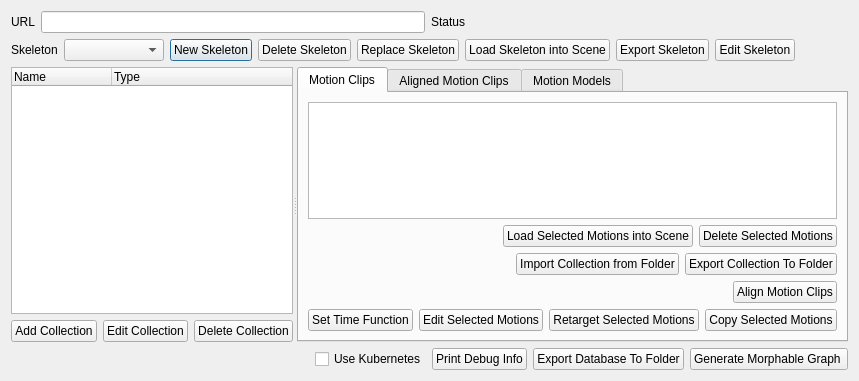
Old version of the form tool/plugins/database/gui/layout/motion_db_browser_dialog.ui in the repository eherr/motion_preprocessing_tool.
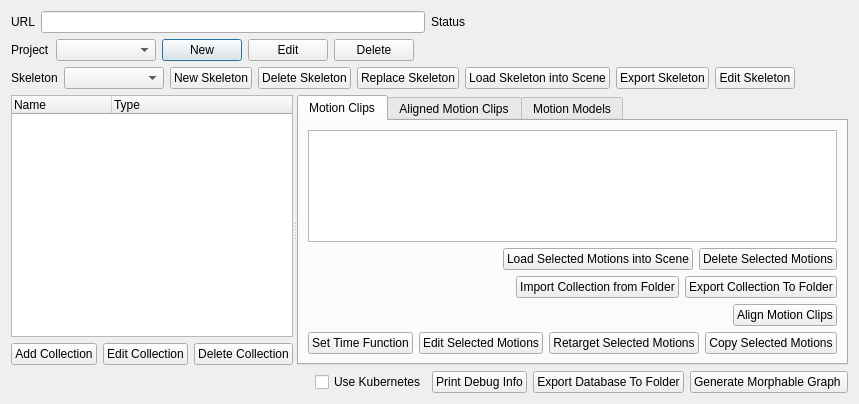
New version of the form.

Commit message: Added support for projects to db browser

The edit to the form file:
```diff
--- a/tool/plugins/database/gui/layout/motion_db_browser_dialog.ui
+++ b/tool/plugins/database/gui/layout/motion_db_browser_dialog.ui
@@ -7,14 +7,14 @@
     <x>0</x>
     <y>0</y>
     <width>859</width>
-    <height>381</height>
+    <height>404</height>
    </rect>
   </property>
   <property name="windowTitle">
    <string>Motion Database Browser</string>
   </property>
-  <layout class="QVBoxLayout" name="verticalLayout_2">
-   <item>
+  <layout class="QGridLayout" name="gridLayout_3">
+   <item row="0" column="0">
     <layout class="QHBoxLayout" name="horizontalLayout_7">
      <item>
       <widget class="QLabel" name="label">
@@ -48,7 +48,62 @@
      </item>
     </layout>
    </item>
-   <item>
+   <item row="1" column="0">
+    <layout class="QHBoxLayout" name="horizontalLayout_9">
+     <item>
+      <widget class="QLabel" name="label_2">
+       <property name="text">
+        <string>Project</string>
+       </property>
+      </widget>
+     </item>
+     <item>
+      <widget class="QComboBox" name="projectListComboBox">
+       <property name="minimumSize">
+        <size>
+         <width>100</width>
+         <height>0</height>
+        </size>
+       </property>
+      </widget>
+     </item>
+     <item>
+      <widget class="QPushButton" name="newProjectButton">
+       <property name="text">
+        <string>New</string>
+       </property>
+      </widget>
+     </item>
+     <item>
+      <widget class="QPushButton" name="editProjectButton">
+       <property name="text">
+        <string>Edit</string>
+       </property>
+      </widget>
+     </item>
+     <item>
+      <widget class="QPushButton" name="deleteProjectButton">
+       <property name="text">
+        <string>Delete</string>
+       </property>
+      </widget>
+     </item>
+     <item>
+      <spacer name="horizontalSpacer_7">
+       <property name="orientation">
+        <enum>Qt::Horizontal</enum>
+       </property>
+       <property name="sizeHint" stdset="0">
+        <size>
+         <width>40</width>
+         <height>20</height>
+        </size>
+       </property>
+      </spacer>
+     </item>
+    </layout>
+   </item>
+   <item row="2" column="0">
     <layout class="QHBoxLayout" name="skeletonHorizontalLayout">
      <item>
       <widget class="QLabel" name="skeletonLabel">
@@ -124,7 +179,7 @@
      </item>
     </layout>
    </item>
-   <item>
+   <item row="3" column="0">
     <widget class="QSplitter" name="splitter">
      <property name="orientation">
       <enum>Qt::Horizontal</enum>
@@ -543,7 +598,7 @@
      </widget>
     </widget>
    </item>
-   <item>
+   <item row="4" column="0">
     <layout class="QHBoxLayout" name="horizontalLayout_3">
      <item>
       <spacer name="horizontalSpacer2">
```
The commit also changes 5 other files.
